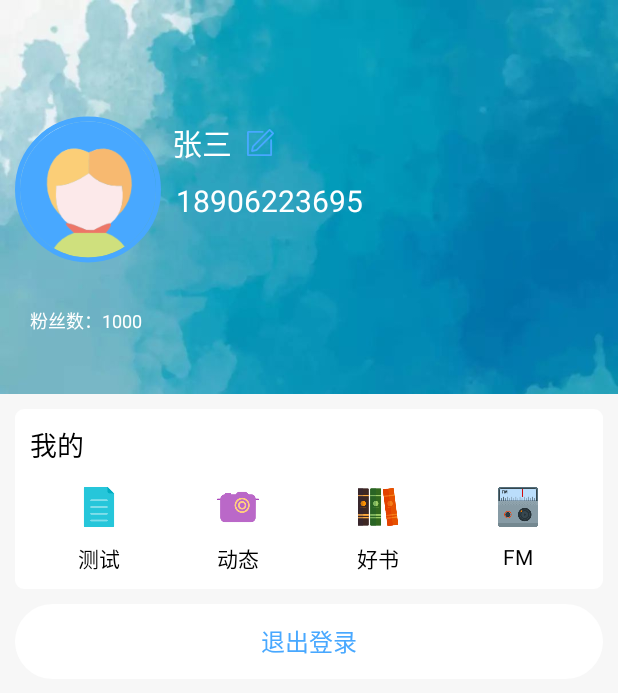
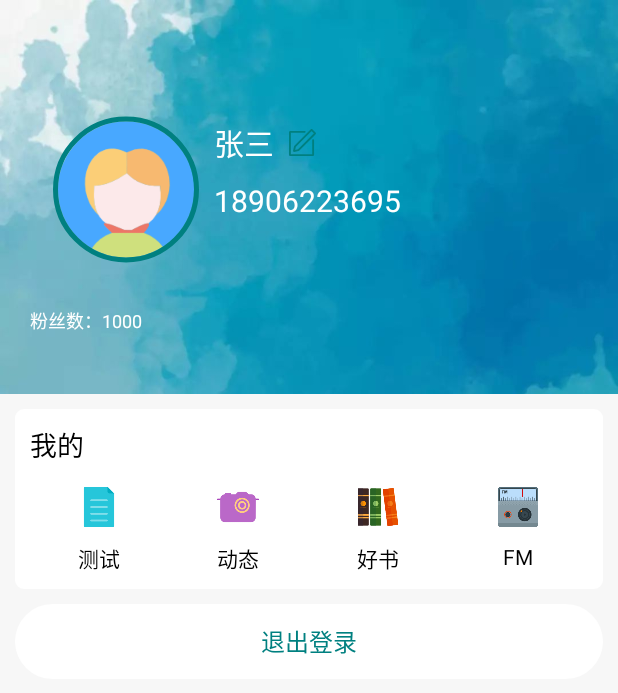
Before and after one commit to Magic-Jia/Psychology, an Android app: the fragment MineFragment shown on its own in the app's theme, on a phone screen of 412 x 824 dp. Shown: the top 693 px of the screen. Run offline under Robolectric (Android 15) with nearby library versions, the phone set to English and light mode, and no system bars; our stand-ins replace CircleImageView, EventBus; pictures from the network do not load; 1 statement that could not run was skipped.

Commit message:
更新了主题颜色

```diff
--- a/app/src/main/res/layout/fragment_mine.xml
+++ b/app/src/main/res/layout/fragment_mine.xml
@@ -23,16 +23,15 @@
             android:id="@+id/headView"
             android:layout_width="97dp"
             android:layout_height="103dp"
-            android:layout_marginStart="5dp"
+            android:layout_marginStart="50dp"
             android:layout_marginTop="10dp"
-            android:layout_marginEnd="300dp"
             android:layout_marginBottom="20dp"
             android:elevation="1dp"
             android:src="@drawable/icon_head"
             app:civ_border_color="@color/colorPrimary"
             app:civ_border_width="3dp"
             app:layout_constraintBottom_toBottomOf="parent"
-            app:layout_constraintEnd_toEndOf="parent"
+            app:layout_constraintEnd_toStartOf="@id/phoneTv"
             app:layout_constraintStart_toStartOf="parent"
             app:layout_constraintTop_toTopOf="parent" />
 
@@ -40,7 +39,7 @@
             android:id="@+id/nameTv"
             android:layout_width="wrap_content"
             android:layout_height="wrap_content"
-            android:layout_marginStart="7dp"
+            android:layout_marginStart="10dp"
             android:layout_marginTop="70dp"
             android:layout_marginEnd="231dp"
             android:layout_marginBottom="10dp"
@@ -60,7 +59,6 @@
             android:layout_width="wrap_content"
             android:layout_height="wrap_content"
             android:layout_marginStart="10dp"
-            android:layout_marginTop="0dp"
             android:layout_marginEnd="160dp"
             android:layout_marginBottom="105dp"
             android:text="18906223695"
--- a/app/src/main/res/values/colors.xml
+++ b/app/src/main/res/values/colors.xml
@@ -1,6 +1,6 @@
 <?xml version="1.0" encoding="utf-8"?>
 <resources>
-    <color name="colorPrimary">#48A8FF</color>
+    <color name="colorPrimary">#008080</color>
     <color name="colorPrimary50">#8048A8FF</color>
     <color name="colorPrimaryDark">#3700B3</color>
     <color name="colorAccent">#03DAC5</color>
```
